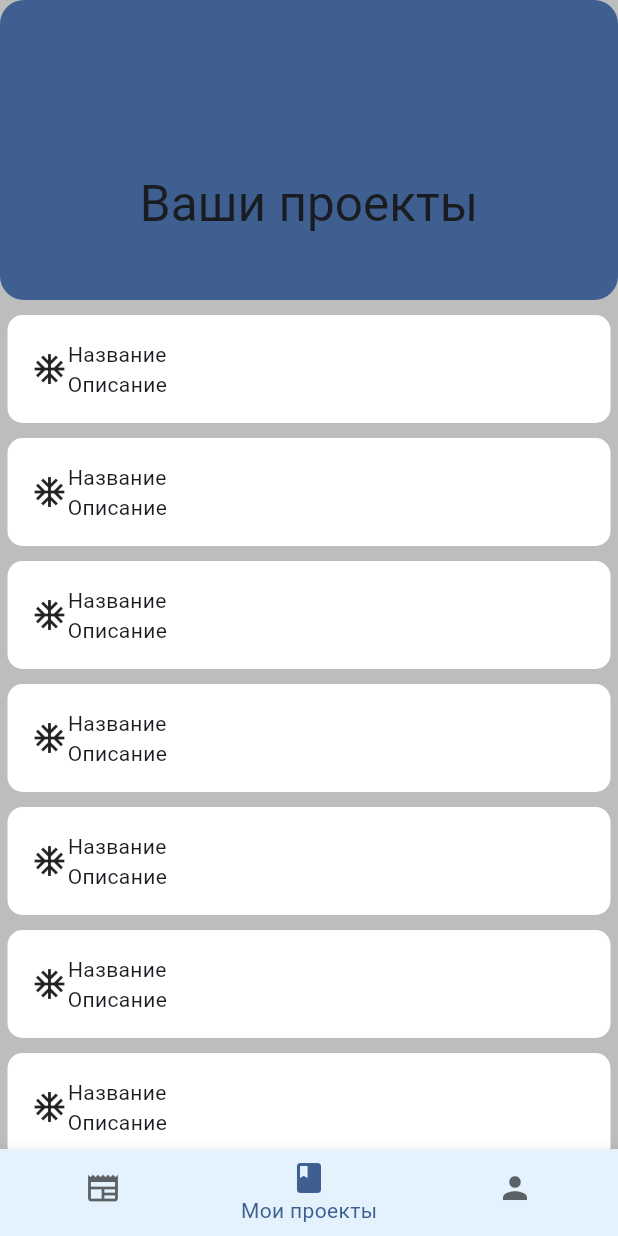
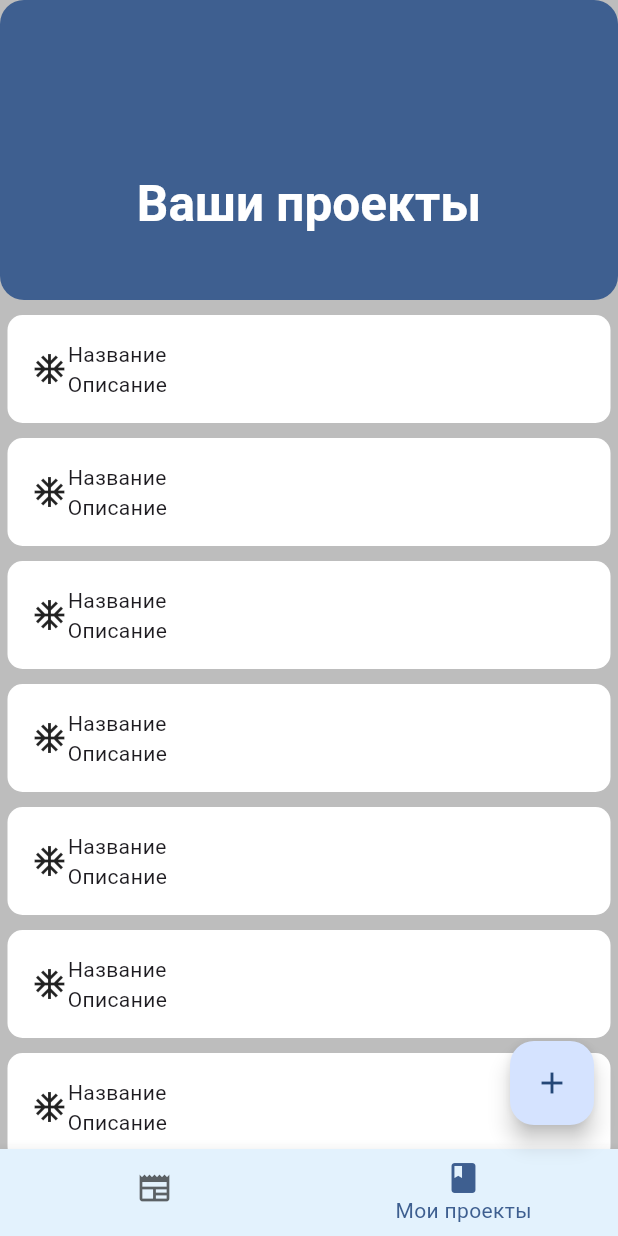
Before and after one commit to Patatars/conent_frontend, a Flutter app: the screen it shows after launch, item 2 of the bottom bar chosen, on a phone screen of 412 x 824 dp. Run offline on Flutter 3.47's test engine with Material 3 defaults, Android fonts, the light colour scheme and no system bars; our stand-ins replace auto_route, google_fonts; network calls fail.

Commit message:
added project_container.dart page, refactored

```diff
--- a/lib/features/home/view/home_page.dart
+++ b/lib/features/home/view/home_page.dart
@@ -1,15 +1,12 @@
 import 'package:auto_route/auto_route.dart';
-import 'package:connent_frontend/roter/router.dart';
+import 'package:connent_frontend/router/router.dart';
 import 'package:flutter/material.dart';
-
 
 @RoutePage()
 class HomePage extends StatelessWidget {
   const HomePage({
     super.key,
   });
-
-
 
   @override
   Widget build(BuildContext context) {
@@ -21,6 +18,8 @@ class HomePage extends StatelessWidget {
           final tabsRouter = AutoTabsRouter.of(context);
           return Scaffold(
             backgroundColor: theme.scaffoldBackgroundColor,
+            floatingActionButton:
+                tabsRouter.current.meta['floatingActionButton'],
             body: child,
             bottomNavigationBar: BottomNavigationBar(
               backgroundColor: theme.secondaryHeaderColor,
@@ -38,10 +37,10 @@ class HomePage extends StatelessWidget {
                   icon: Icon(Icons.book),
                   label: 'Мои проекты',
                 ),
-                BottomNavigationBarItem(
-                  icon: Icon(Icons.person),
-                  label: 'Профиль',
-                ),
+                // BottomNavigationBarItem(
+                //   icon: Icon(Icons.person),
+                //   label: 'Профиль',
+                // ),
               ],
             ),
           );
--- a/lib/features/projects/projects.dart
+++ b/lib/features/projects/projects.dart
@@ -1 +1,2 @@
 export 'view/projects_page.dart';
+export 'view/add_project_page.dart';
--- a/lib/features/projects/view/projects_page.dart
+++ b/lib/features/projects/view/projects_page.dart
@@ -14,7 +14,7 @@ class ProjectsPage extends StatelessWidget {
         CustomSliverAppBar(
           backgroundColor: theme.primaryColor,
             expandedHeight: 200,
-            title: const Text('Ваши проекты\n'),
+            title: Text('Ваши проекты\n', style: theme.textTheme.titleLarge?.copyWith(color: Colors.white, fontWeight: FontWeight.bold)),
             background: Container(
                 color: theme.scaffoldBackgroundColor,
                 child: Container(
--- /dev/null
+++ b/lib/features/projects/widgets/projects_add_button.dart
@@ -0,0 +1,19 @@
+import 'package:auto_route/auto_route.dart';
+import 'package:flutter/material.dart';
+
+class ProjectsAddButton extends StatelessWidget {
+  const ProjectsAddButton({
+    super.key,
+  });
+
+  @override
+  Widget build(BuildContext context) {
+    final router = AutoRouter.of(context);
+    return FloatingActionButton(
+      onPressed: () {
+        router.pushNamed('/addProject');
+      },
+      child: const Icon(Icons.add),
+    );
+  }
+}
--- /dev/null
+++ b/lib/features/projects/widgets/widgets.dart
@@ -0,0 +1,3 @@
+export 'projects_add_button.dart';
+export 'project_container.dart';
+export 'project_text_field.dart';
--- a/lib/main.dart
+++ b/lib/main.dart
@@ -1,5 +1,6 @@
-import 'package:connent_frontend/roter/router.dart';
+import 'package:connent_frontend/router/router.dart';
 import 'package:flutter/material.dart';
+import 'package:google_fonts/google_fonts.dart';
 import 'features/home/home.dart';
 
 void main() {
@@ -16,7 +17,7 @@ class MyApp extends StatelessWidget {
     return MaterialApp.router(
       title: 'Conent',
       theme: ThemeData(
-        textTheme: const TextTheme(),
+        textTheme: GoogleFonts.golosTextTextTheme(),
         colorScheme: ColorScheme.fromSeed(seedColor: const Color(0xFF004789)),
         scaffoldBackgroundColor: Colors.grey.shade400,
         useMaterial3: true,
--- a/lib/roter/router.dart
+++ /dev/null
@@ -1,27 +0,0 @@
-import 'package:auto_route/annotations.dart';
-import 'package:auto_route/auto_route.dart';
-
-import '../features/home/home.dart';
-import '../features/news/news.dart';
-import '../features/projects/projects.dart';
-part 'router.gr.dart';
-
-@AutoRouterConfig()
-class AppRouter extends _$AppRouter {
-
-  @override
-  List<AutoRoute> get routes =>
-      [
-        AutoRoute(
-            page: HomeRoute.page,
-            path: '/',
-            children: [
-              AutoRoute(page: NewsRoute.page,
-                path: 'news'
-              ),
-              AutoRoute(page: ProjectsRoute.page,
-              path: 'projects')
-            ]
-        )
-      ];
-}
--- /dev/null
+++ b/lib/router/router.dart
@@ -0,0 +1,26 @@
+import 'package:auto_route/auto_route.dart';
+import '../features/projects/widgets/widgets.dart';
+
+import '../features/home/home.dart';
+import '../features/news/news.dart';
+import '../features/projects/projects.dart';
+
+part 'router.gr.dart';
+
+@AutoRouterConfig()
+class AppRouter extends _$AppRouter {
+  @override
+  List<AutoRoute> get routes => [
+        AutoRoute(page: HomeRoute.page, path: '/', children: [
+          AutoRoute(
+            page: NewsRoute.page,
+            path: 'news',
+          ),
+          AutoRoute(
+              page: ProjectsRoute.page,
+              path: 'projects',
+              meta: const {'floatingActionButton': ProjectsAddButton()})
+        ]),
+    AutoRoute(page: AddProjectRoute.page, path: '/addProject')
+      ];
+}
```
Also changed, not shown: lib/features/news/view/news_page.dart (+21 -14 lines), lib/features/projects/view/add_project_page.dart (added, +37 -0 lines), lib/features/projects/widgets/project_container.dart (added, +42 -0 lines), lib/features/projects/widgets/project_text_field.dart (added, +30 -0 lines), lib/ui/widgets/sliver_app_bar.dart (+6 -2 lines), lib/features/profile/view/profile_page.dart (added), lib/router/router.gr.dart.
